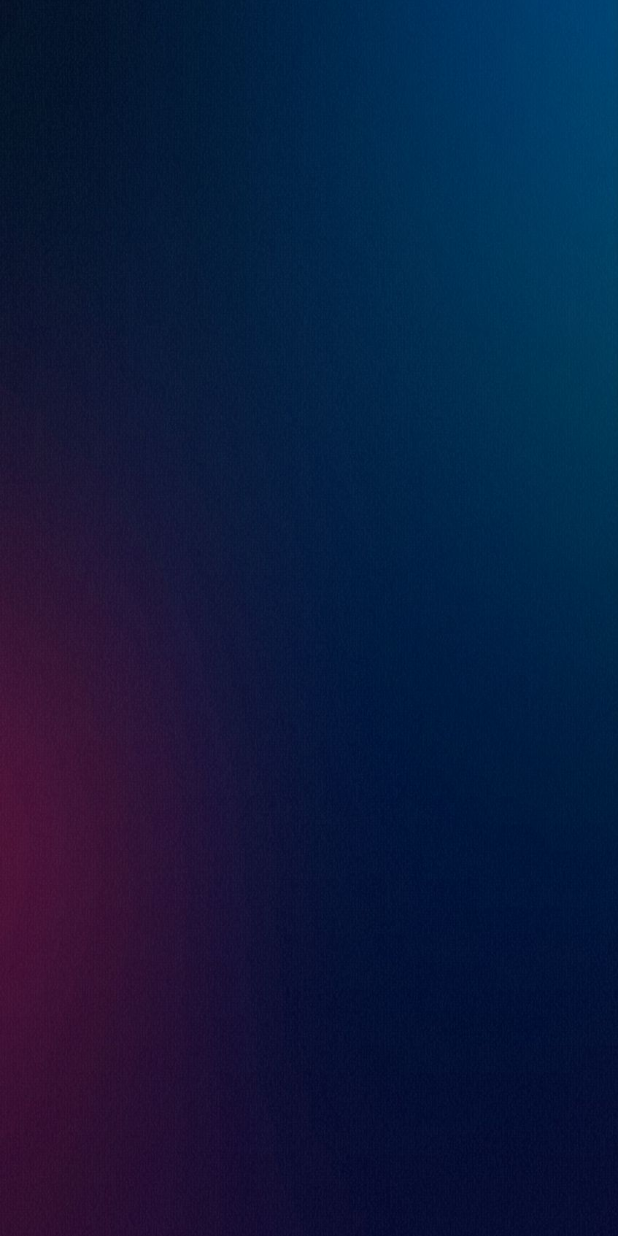
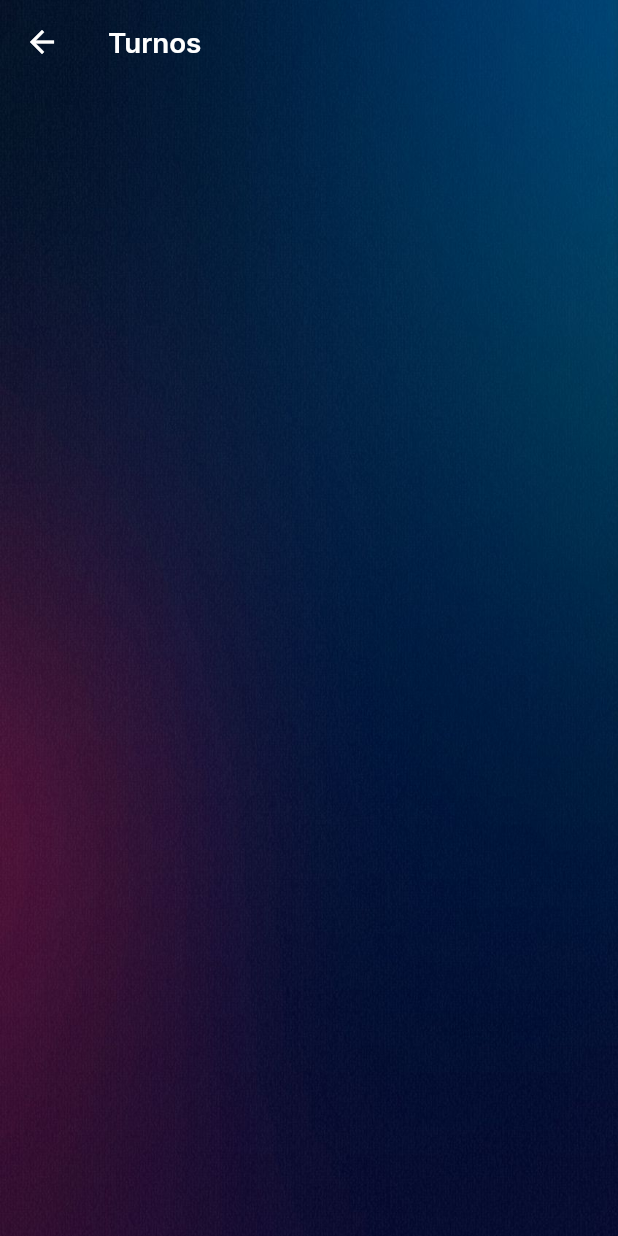
Before and after one commit to Pablorivas47/FlutterAppGym, a Flutter app: the screen it shows once a user with an empty profile is signed in, after a tap on "Turnos", on a phone screen of 412 x 824 dp. Run offline on Flutter 3.47's test engine with Material 3 defaults, Android fonts, the phone set to English and light mode, and no system bars; our stand-ins replace cloud_firestore, firebase_auth, firebase_core, shimmer; accounts and stored records are empty.

Commit message:
Implement shimmer, create class payment and shifts

```diff
--- a/lib/Screens/home/gymnasios.dart
+++ b/lib/Screens/home/gyms.dart
@@ -1,5 +1,8 @@
 import 'package:flutter/material.dart';
+import 'package:flutter_application_1/Services/firebase_service.dart';
+import 'package:shimmer/shimmer.dart';
 import 'package:flutter_application_1/Screens/home/components/gyms_card.dart';
+import 'package:flutter_application_1/components/custom_app_bar.dart';
 import 'package:flutter_application_1/constants/size_config.dart';
 
 class Gyms extends StatefulWidget {
@@ -21,12 +24,18 @@ class _GymsState extends State<Gyms> {
       ),
       child: Scaffold(
         backgroundColor: Colors.transparent,
-        body: Column(children: [
-          SizedBox(height: SizeConfig.screenHeight * 0.0223),
-          SizedBox(height: SizeConfig.screenHeight * 0.0223),
-          const Flexible(child: GymsCard()),
-          SizedBox(height: SizeConfig.screenHeight * 0.0223),
-        ]),
+        appBar: const CustomAppBar(
+          text: 'Gimnasios',
+          colorText: Colors.white,
+          automaticallyImplyLeading: true,
+          padding: EdgeInsets.zero,
+        ),
+        body: Column(
+          children: [
+            SizedBox(height: SizeConfig.screenHeight * 0.0223),
+            const Expanded(child: GymsCard()),
+          ],
+        ),
       ),
     );
   }
--- a/lib/Screens/home/home.dart
+++ b/lib/Screens/home/home.dart
@@ -1,5 +1,10 @@
+import 'package:cloud_firestore/cloud_firestore.dart';
+import 'package:firebase_auth/firebase_auth.dart';
 import 'package:flutter/material.dart';
 import 'package:flutter_application_1/Screens/home/components/gym_card.dart';
+import 'package:flutter_application_1/Services/auth.dart';
+import 'package:flutter_application_1/Services/firebase_service.dart';
+import 'package:flutter_application_1/components/custom_app_bar.dart';
 import 'package:flutter_application_1/constants/size_config.dart';
 
 class Home extends StatefulWidget {
@@ -10,6 +15,8 @@ class Home extends StatefulWidget {
 }
 
 class _HomeState extends State<Home> {
+  User userS = FirebaseAuth.instance.currentUser!;
+
   @override
   Widget build(BuildContext context) {
     return Container(
@@ -21,8 +28,16 @@ class _HomeState extends State<Home> {
       ),
       child: Scaffold(
         backgroundColor: Colors.transparent,
+        appBar: CustomAppBar(
+          text: "Hola ${userS.displayName!}",
+          colorText: Colors.white,
+          automaticallyImplyLeading: false,
+          padding: EdgeInsets.symmetric(
+            horizontal: SizeConfig.screenWidth * 0.05,
+          ),
+        ),
         body: Column(children: [
-          SizedBox(height: SizeConfig.screenHeight * 0.1),
+          SizedBox(height: SizeConfig.screenHeight * 0.0223),
           Padding(
             padding: EdgeInsets.symmetric(
               horizontal: SizeConfig.screenWidth * 0.104,
@@ -45,7 +60,7 @@ class _HomeState extends State<Home> {
                 GymCard(
                   name: 'Turnos',
                   onTap: () {
-                    Navigator.pushNamed(context, '/gyms');
+                    Navigator.pushNamed(context, '/shifts');
                   },
                   image: const AssetImage("assets/image/Fondo_Login.jpg"),
                   width: SizeConfig.screenWidth * 0.356,
@@ -64,7 +79,9 @@ class _HomeState extends State<Home> {
             ),
             child: GymCard(
               name: 'Metodos de pago',
-              onTap: () {},
+              onTap: () {
+                Navigator.pushNamed(context, '/paymentMethods');
+              },
               image: const AssetImage("assets/image/Fondo_Sing_In.jpg"),
               width: SizeConfig.screenWidth * 0.791,
               height: SizeConfig.screenHeight * 0.164,
--- /dev/null
+++ b/lib/Screens/home/shifts.dart
@@ -0,0 +1,31 @@
+import 'package:flutter/material.dart';
+import 'package:flutter_application_1/components/custom_app_bar.dart';
+
+class Shifts extends StatefulWidget {
+  const Shifts({super.key});
+
+  @override
+  State<Shifts> createState() => _ShiftsState();
+}
+
+class _ShiftsState extends State<Shifts> {
+  @override
+  Widget build(BuildContext context) {
+    return Container(
+      decoration: const BoxDecoration(
+          image: DecorationImage(
+        fit: BoxFit.cover,
+        image: AssetImage("assets/image/Fondo_Sing_In.jpg"),
+      )),
+      child: const Scaffold(
+        backgroundColor: Colors.transparent,
+        appBar: CustomAppBar(
+          text: "Turnos",
+          colorText: Colors.white,
+          automaticallyImplyLeading: true,
+          padding: EdgeInsets.zero,
+        ),
+      ),
+    );
+  }
+}
--- a/lib/Services/routes.dart
+++ b/lib/Services/routes.dart
@@ -1,7 +1,9 @@
 import 'package:flutter/material.dart';
 import 'package:flutter_application_1/Screens/forget_password.dart';
-import 'package:flutter_application_1/Screens/home/gymnasios.dart';
+import 'package:flutter_application_1/Screens/home/gyms.dart';
 import 'package:flutter_application_1/Screens/home/home.dart';
+import 'package:flutter_application_1/Screens/home/payment_methods.dart';
+import 'package:flutter_application_1/Screens/home/shifts.dart';
 import 'package:flutter_application_1/Screens/login.dart';
 import 'package:flutter_application_1/Screens/page_404.dart';
 import 'package:flutter_application_1/Screens/password_and_security.dart';
@@ -14,14 +16,10 @@ import 'package:flutter_application_1/components/custom_navigation_bar.dart';
 import 'package:flutter_application_1/components/custom_bottom_navigation_bar.dart';
 import 'package:flutter_application_1/components/custom_n_b.dart';
 
-export 'package:flutter_application_1/Screens/forget_password.dart';
-export 'package:flutter_application_1/Screens/login.dart';
 export 'package:flutter_application_1/Screens/page_404.dart';
-export 'package:flutter_application_1/Screens/sign_up.dart';
 export 'package:flutter_application_1/Screens/routine.dart';
 export 'package:flutter_application_1/Screens/profile.dart';
 export 'package:flutter_application_1/Screens/home/home.dart';
-export 'package:flutter_application_1/components/custom_bottom_navigation_bar.dart';
 
 final Map<String, WidgetBuilder> routes = {
   '/login': (context) {
@@ -66,4 +64,10 @@ final Map<String, WidgetBuilder> routes = {
   '/gyms': (context) {
     return const Gyms();
   },
+  '/paymentMethods': (context) {
+    return const PaymentMethods();
+  },
+  '/shifts': (context) {
+    return const Shifts();
+  },
 };
--- a/pubspec.yaml
+++ b/pubspec.yaml
@@ -43,6 +43,8 @@ dependencies:
   flutter_form_builder: ^9.3.0
   provider: ^6.1.2
   flutter_animated_button: ^2.0.3
+  skeletons: ^0.0.3
+  shimmer: ^3.0.0
 
 
 
```
Also changed, not shown: lib/Screens/home/components/gyms_card.dart (+57 -14 lines), lib/Screens/home/payment_methods.dart (added, +31 -0 lines), lib/main.dart (+16 -16 lines), pubspec.lock.
